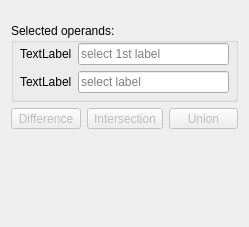
First picture: the form in Modules/SegmentationUI/SegmentationUtilities/QmitkBooleanOperationsWidgetControls.ui, repository MITK/MITK, before the edit.
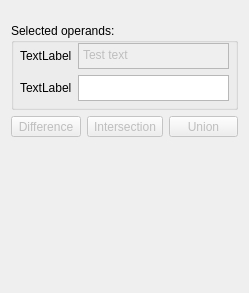
Second picture: the form after the edit. Icons and pictures are not drawn. Custom widgets are drawn as their Qt base class.

Commit message: Improved visual label selection feedback in QmitkBooleanOperationWidget

```diff
--- a/Modules/SegmentationUI/SegmentationUtilities/QmitkBooleanOperationsWidgetControls.ui
+++ b/Modules/SegmentationUI/SegmentationUtilities/QmitkBooleanOperationsWidgetControls.ui
@@ -7,7 +7,7 @@
     <x>0</x>
     <y>0</y>
     <width>249</width>
-    <height>227</height>
+    <height>293</height>
    </rect>
   </property>
   <layout class="QVBoxLayout" name="verticalLayout">
@@ -35,38 +35,94 @@
       <property name="bottomMargin">
        <number>6</number>
       </property>
-      <item row="1" column="0">
+      <item row="4" column="0">
        <widget class="QLabel" name="label2nd">
         <property name="text">
          <string>TextLabel</string>
         </property>
        </widget>
       </item>
-      <item row="0" column="0">
+      <item row="2" column="1">
+       <widget class="QTextEdit" name="line1stLabel">
+        <property name="enabled">
+         <bool>false</bool>
+        </property>
+        <property name="sizePolicy">
+         <sizepolicy hsizetype="Expanding" vsizetype="Minimum">
+          <horstretch>0</horstretch>
+          <verstretch>0</verstretch>
+         </sizepolicy>
+        </property>
+        <property name="maximumSize">
+         <size>
+          <width>16777215</width>
+          <height>26</height>
+         </size>
+        </property>
+        <property name="acceptDrops">
+         <bool>false</bool>
+        </property>
+        <property name="verticalScrollBarPolicy">
+         <enum>Qt::ScrollBarAlwaysOff</enum>
+        </property>
+        <property name="horizontalScrollBarPolicy">
+         <enum>Qt::ScrollBarAlwaysOff</enum>
+        </property>
+        <property name="lineWrapMode">
+         <enum>QTextEdit::NoWrap</enum>
+        </property>
+        <property name="readOnly">
+         <bool>true</bool>
+        </property>
+        <property name="html">
+         <string>&lt;!DOCTYPE HTML PUBLIC &quot;-//W3C//DTD HTML 4.0//EN&quot; &quot;http://www.w3.org/TR/REC-html40/strict.dtd&quot;&gt;
+&lt;html&gt;&lt;head&gt;&lt;meta name=&quot;qrichtext&quot; content=&quot;1&quot; /&gt;&lt;meta charset=&quot;utf-8&quot; /&gt;&lt;style type=&quot;text/css&quot;&gt;
+p, li { white-space: pre-wrap; }
+hr { height: 1px; border-width: 0; }
+&lt;/style&gt;&lt;/head&gt;&lt;body style=&quot; font-family:'Segoe UI'; font-size:9pt; font-weight:400; font-style:normal;&quot;&gt;
+&lt;p style=&quot; margin-top:0px; margin-bottom:0px; margin-left:0px; margin-right:0px; -qt-block-indent:0; text-indent:0px;&quot;&gt;Test text&lt;/p&gt;&lt;/body&gt;&lt;/html&gt;</string>
+        </property>
+       </widget>
+      </item>
+      <item row="2" column="0">
        <widget class="QLabel" name="label1st">
         <property name="text">
          <string>TextLabel</string>
         </property>
        </widget>
       </item>
-      <item row="0" column="1">
-       <widget class="QLineEdit" name="line1stLabel">
-        <property name="readOnly">
-         <bool>true</bool>
+      <item row="4" column="1">
+       <widget class="QTextEdit" name="lineOtherLabels">
+        <property name="sizePolicy">
+         <sizepolicy hsizetype="Expanding" vsizetype="Minimum">
+          <horstretch>0</horstretch>
+          <verstretch>0</verstretch>
+         </sizepolicy>
         </property>
-        <property name="placeholderText">
-         <string>select 1st label</string>
+        <property name="maximumSize">
+         <size>
+          <width>16777215</width>
+          <height>26</height>
+         </size>
         </property>
-       </widget>
-      </item>
-      <item row="1" column="1">
-       <widget class="QLineEdit" name="lineOtherLabels">
+        <property name="contextMenuPolicy">
+         <enum>Qt::NoContextMenu</enum>
+        </property>
+        <property name="acceptDrops">
+         <bool>false</bool>
+        </property>
+        <property name="verticalScrollBarPolicy">
+         <enum>Qt::ScrollBarAlwaysOff</enum>
+        </property>
+        <property name="horizontalScrollBarPolicy">
+         <enum>Qt::ScrollBarAlwaysOff</enum>
+        </property>
+        <property name="lineWrapMode">
+         <enum>QTextEdit::NoWrap</enum>
+        </property>
         <property name="readOnly">
          <bool>true</bool>
         </property>
-        <property name="placeholderText">
-         <string>select label</string>
-        </property>
        </widget>
       </item>
      </layout>
```
The commit also changes 1 other file.
